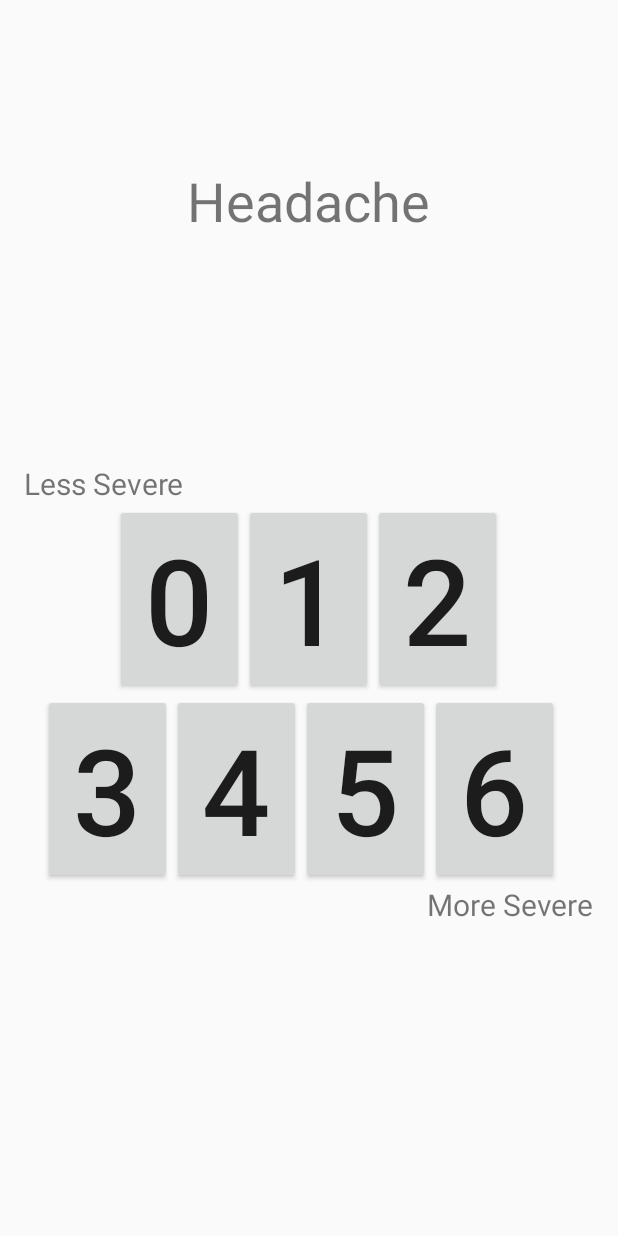
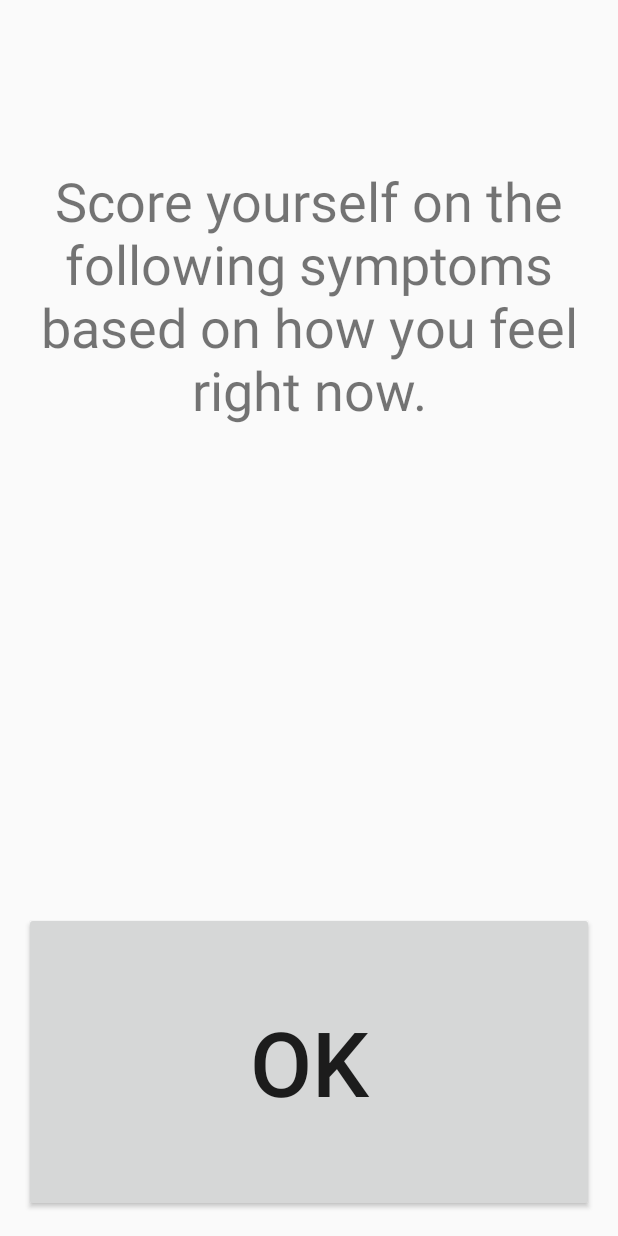
Before and after one commit to maryamkaka/ICAS, an Android app: the FirstQuestion screen opened directly, with no data from a screen before it, on a phone screen of 412 x 824 dp. Run offline under Robolectric (Android 15) with nearby library versions, the light colour scheme and no system bars.

Commit message:
Questionnaire update

```diff
--- a/SCAT3App/app/src/main/res/layout/activity_first_question2.xml
+++ b/SCAT3App/app/src/main/res/layout/activity_first_question2.xml
@@ -27,6 +27,7 @@
         android:layout_width= "86sp"
         android:layout_height="wrap_content"
         android:id="@+id/button0"
+        android:visibility="invisible"
         android:layout_alignBaseline="@+id/button1"
         android:layout_toLeftOf="@+id/button1"
         android:layout_toStartOf="@+id/button1" />
@@ -37,6 +38,7 @@
         android:layout_width= "86sp"
         android:layout_height="wrap_content"
         android:id="@+id/button1"
+        android:visibility="invisible"
         android:layout_marginTop="320dp"
         android:layout_alignParentTop="true"
         android:layout_centerHorizontal="true" />
@@ -47,9 +49,55 @@
         android:layout_width= "86sp"
         android:layout_height="wrap_content"
         android:id="@+id/button2"
+        android:visibility="invisible"
         android:layout_alignBaseline="@+id/button1"
         android:layout_toRightOf="@+id/button1"
         android:layout_toEndOf="@+id/button1" />
+
+    <Button
+        android:text="@string/three"
+        android:textSize="80sp"
+        android:layout_width= "86sp"
+        android:layout_height="wrap_content"
+        android:id="@+id/button3"
+        android:visibility="invisible"
+        android:layout_below="@+id/button0"
+        android:layout_alignRight="@+id/lessSevere"
+        android:layout_alignEnd="@+id/lessSevere" />
+
+    <Button
+        android:text="@string/four"
+        android:textSize="80sp"
+        android:layout_width= "86sp"
+        android:layout_height="wrap_content"
+        android:id="@+id/button4"
+        android:visibility="invisible"
+        android:layout_alignBaseline="@+id/button3"
+        android:layout_alignBottom="@+id/button3"
+        android:layout_toRightOf="@+id/button3" />
+
+    <Button
+        android:text="@string/five"
+        android:textSize="80sp"
+        android:layout_width= "86sp"
+        android:layout_height="wrap_content"
+        android:id="@+id/button5"
+        android:visibility="invisible"
+        android:layout_alignBaseline="@+id/button6"
+        android:layout_alignBottom="@+id/button6"
+        android:layout_toRightOf="@+id/button4"
+        android:layout_toEndOf="@+id/button4" />
+
+    <Button
+        android:text="@string/six"
+        android:textSize="80sp"
+        android:layout_width= "86sp"
+        android:layout_height="wrap_content"
+        android:id="@+id/button6"
+        android:visibility="invisible"
+        android:layout_below="@+id/button2"
+        android:layout_toRightOf="@+id/button5"
+        android:layout_toEndOf="@+id/button5" />
 
     <TextView
         android:text="@string/moreSevere"
@@ -57,6 +105,7 @@
         android:layout_width="wrap_content"
         android:layout_height="wrap_content"
         android:id="@+id/moreSevere"
+        android:visibility="invisible"
         android:layout_below="@+id/button5"
         android:layout_alignParentRight="true"
         android:layout_alignParentEnd="true" />
@@ -67,6 +116,7 @@
         android:layout_width="wrap_content"
         android:layout_height="wrap_content"
         android:id="@+id/lessSevere"
+        android:visibility="invisible"
         android:layout_above="@+id/button0"
         android:layout_alignParentLeft="true"
         android:layout_alignParentStart="true" />
@@ -236,9 +286,9 @@
         android:layout_height="wrap_content"
         android:id="@+id/buttonTue"
         android:textSize="18sp"
+        android:visibility="invisible"
         android:layout_below="@+id/buttonMon"
-        android:layout_centerHorizontal="true"
-        android:visibility="invisible"/>
+        android:layout_centerHorizontal="true" />
 
     <Button
         android:text="@string/Wed"
@@ -259,6 +309,16 @@
         android:layout_below="@+id/buttonWed"
         android:layout_centerHorizontal="true"
         android:visibility="invisible" />
+
+    <Button
+        android:text="@string/Fri"
+        android:layout_width="240sp"
+        android:layout_height="wrap_content"
+        android:id="@+id/buttonFri"
+        android:textSize="18sp"
+        android:visibility="invisible"
+        android:layout_below="@+id/buttonThu"
+        android:layout_centerHorizontal="true" />
 
     <Button
         android:text="@string/Sat"
@@ -286,6 +346,7 @@
         android:inputType="text"
         android:ems="10"
         android:layout_centerHorizontal="true"
+        android:layout_centerVertical="true"
         android:id="@+id/txtValue"
         android:selectAllOnFocus="false"
         android:visibility="invisible"
@@ -298,20 +359,12 @@
         android:ems="10"
         android:id="@+id/numValue"
         android:visibility="invisible"
-        android:layout_above="@+id/button0"
-        android:layout_centerHorizontal="true" />
-
-    <Button
-        android:text="@string/Fri"
-        android:layout_width="240sp"
-        android:layout_height="wrap_content"
-        android:id="@+id/buttonFri"
-        android:textSize="18sp"
-        android:visibility="invisible"
-        android:layout_alignBaseline="@+id/buttonSep"
-        android:layout_alignBottom="@+id/buttonSep"
-        android:layout_alignRight="@+id/button2"
-        android:layout_alignEnd="@+id/button2" />
+        android:layout_centerHorizontal="true"
+        android:layout_centerVertical="true"
+        android:layout_alignBaseline="@+id/txtValue"
+        android:layout_alignBottom="@+id/txtValue"
+        android:layout_alignLeft="@+id/txtValue"
+        android:layout_alignStart="@+id/txtValue" />
 
     <Button
         android:text="@string/OK"
@@ -319,51 +372,10 @@
         android:layout_height="200sp"
         android:textSize="60sp"
         android:id="@+id/buttonOK"
-        android:visibility="invisible"
-        android:layout_alignTop="@+id/button3"
+        android:layout_alignParentBottom="true"
         android:layout_alignParentLeft="true"
-        android:layout_alignParentStart="true" />
-
-    <Button
-        android:text="@string/three"
-        android:textSize="80sp"
-        android:layout_width= "86sp"
-        android:layout_height="wrap_content"
-        android:id="@+id/button3"
-        android:layout_below="@+id/button0"
-        android:layout_toLeftOf="@+id/button4"
-        android:layout_toStartOf="@+id/button4" />
-
-    <Button
-        android:text="@string/four"
-        android:textSize="80sp"
-        android:layout_width= "86sp"
-        android:layout_height="wrap_content"
-        android:id="@+id/button4"
-        android:layout_alignBaseline="@+id/button5"
-        android:layout_alignBottom="@+id/button5"
-        android:layout_toLeftOf="@+id/button5"
-        android:layout_toStartOf="@+id/button5" />
-
-    <Button
-        android:text="@string/five"
-        android:textSize="80sp"
-        android:layout_width= "86sp"
-        android:layout_height="wrap_content"
-        android:id="@+id/button5"
-        android:layout_below="@+id/button1"
-        android:layout_toLeftOf="@+id/button6"
-        android:layout_toStartOf="@+id/button6" />
-
-    <Button
-        android:text="@string/six"
-        android:textSize="80sp"
-        android:layout_width= "86sp"
-        android:layout_height="wrap_content"
-        android:id="@+id/button6"
-        android:layout_below="@+id/button2"
-        android:layout_toRightOf="@+id/text_to_change"
-        android:layout_toEndOf="@+id/text_to_change" />
-
+        android:layout_alignParentStart="true"
+        android:layout_alignParentRight="true"
+        android:layout_alignParentEnd="true" />
 
 </RelativeLayout>
--- a/SCAT3App/app/src/main/res/values/strings.xml
+++ b/SCAT3App/app/src/main/res/values/strings.xml
@@ -1,7 +1,7 @@
 <resources>
     <string name="app_name">NewApplication</string>
     <string name="title_activity_first_question">FirstQuestion</string>
-    <string name="text_to_change">Headache</string>
+    <string name="text_to_change">Score yourself on the following symptoms based on how you feel right now.</string>
     <string name="lessSevere">Less Severe</string>
     <string name="moreSevere">More Severe</string>
     <string name="zero">0</string>
```
Also changed, not shown: SCAT3App/app/src/main/java/com/example/adambirosh_admin/newapplication/FirstQuestion.java (+94 -31 lines), SCAT3App/app/src/main/java/com/example/adambirosh_admin/newapplication/SecondQuestion.java (deleted, +0 -173 lines), 21 other files.
